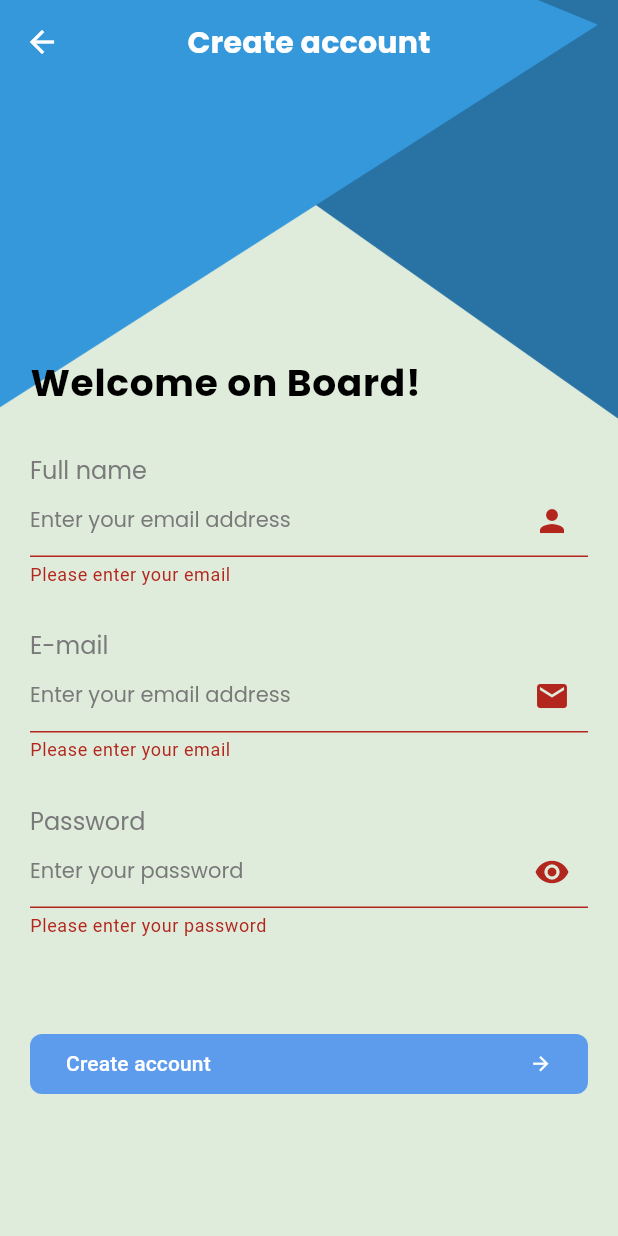
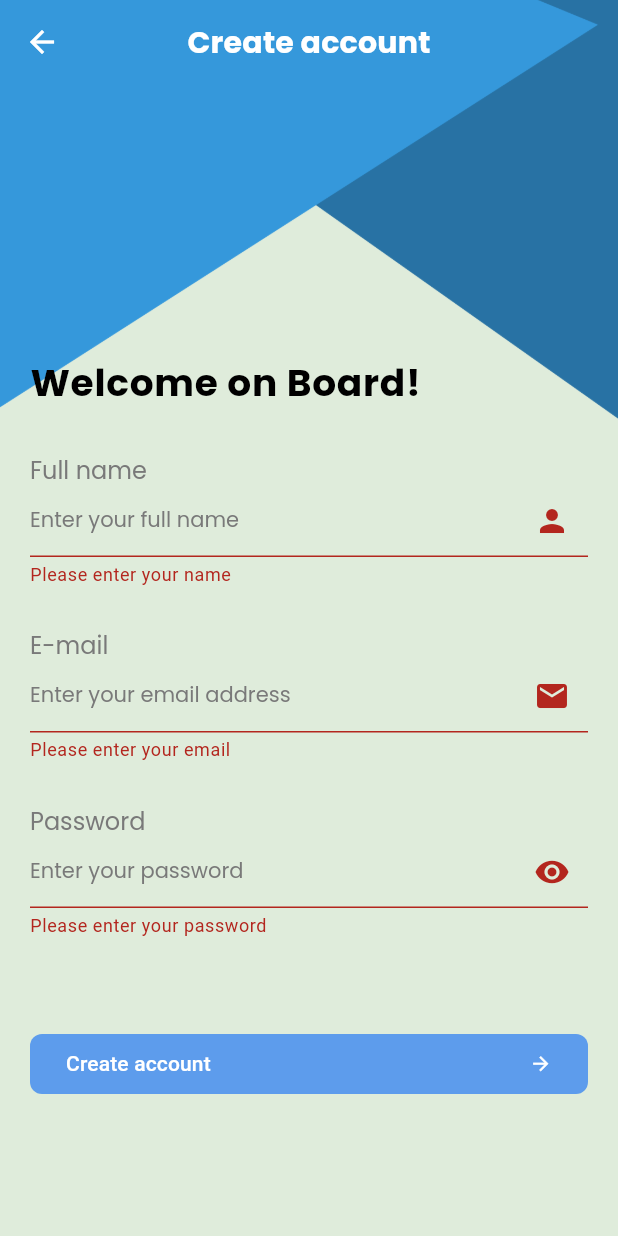
Before and after one commit to motazyusuf/Todo_App, a Flutter app: the RegistrationView screen opened by its route, after a tap on "Create account", on a phone screen of 412 x 824 dp. Run offline on Flutter 3.47's test engine with Material 3 defaults, Android fonts, the phone set to English and light mode, and no system bars.

Commit message:
Registration ui done

```diff
--- a/lib/modules/registration/registration_view.dart
+++ b/lib/modules/registration/registration_view.dart
@@ -10,6 +10,7 @@ class RegistrationView extends StatefulWidget {
 
 class _RegistrationViewState extends State<RegistrationView> {
   TextEditingController emailController = TextEditingController();
+  TextEditingController personController = TextEditingController();
   TextEditingController passwordController = TextEditingController();
   var formKey = GlobalKey<FormState>();
   bool isObscure = true;
@@ -60,24 +61,20 @@ class _RegistrationViewState extends State<RegistrationView> {
                     height: 30,
                   ),
 
-                  // email
+                  // full name
                   Text(
                     "Full name",
                     style: theme.textTheme.displayMedium,
                   ),
                   TextFormField(
                     validator: (value) {
-                      var regex = RegExp(
-                          r"^[a-zA-Z0-9.a-zA-Z0-9.!#$%&'*+-/=?^_`{|}~]+@[a-zA-Z0-9]+\.[a-zA-Z]+");
                       if (value == null || value.trim().isEmpty) {
-                        return "Please enter your email";
-                      } else if (!regex.hasMatch(value)) {
-                        return "Invalid E-mail";
+                        return "Please enter your name";
                       }
 
                       return null;
                     },
-                    controller: emailController,
+                    controller: personController,
                     cursorColor: theme.primaryColor,
                     style: theme.textTheme.displaySmall
                         ?.copyWith(color: theme.primaryColorDark),
@@ -90,7 +87,7 @@ class _RegistrationViewState extends State<RegistrationView> {
                         borderSide:
                             BorderSide(width: 2, color: theme.primaryColor),
                       ),
-                      hintText: "Enter your email address",
+                      hintText: "Enter your full name",
                       hintStyle: theme.textTheme.displaySmall,
                     ),
                   ),
@@ -98,6 +95,7 @@ class _RegistrationViewState extends State<RegistrationView> {
                   const SizedBox(
                     height: 30,
                   ),
+
                   // email
                   Text(
                     "E-mail",
```
